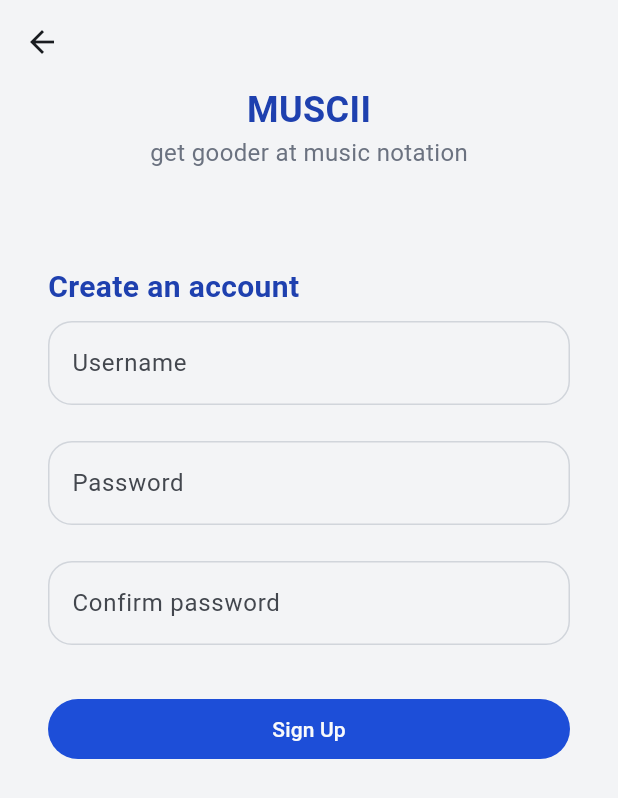
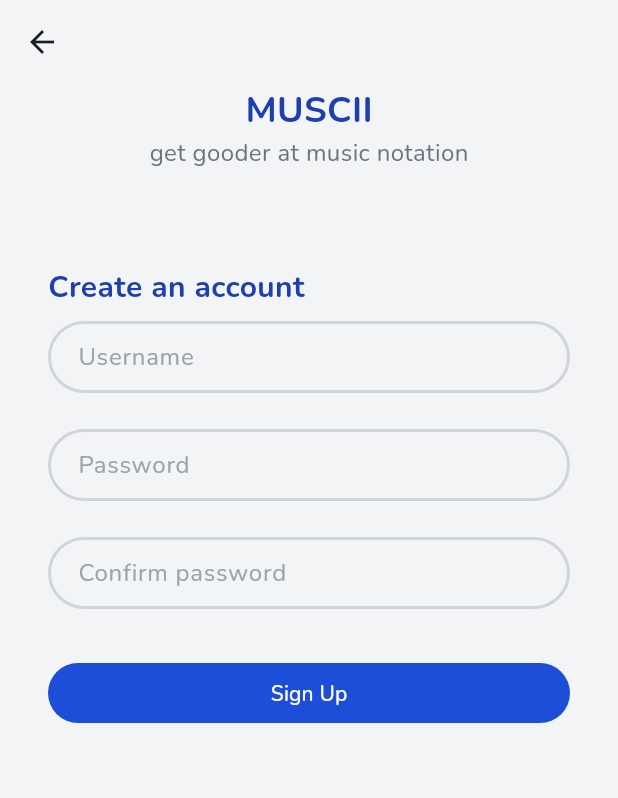
Before and after one commit to liamdoka/muscii, a Flutter app: the screen it shows after launch, after a tap on "Sign up", on a phone screen of 412 x 824 dp. Shown: the top 798 px of the screen. Run offline on Flutter 3.47's test engine with Material 3 defaults, Android fonts, the phone set to English and light mode, and no system bars; our stand-ins replace flutter_dotenv, flutter_riverpod, flutter_svg, freezed_annotation, google_fonts, riverpod_annotation; generated files the repository leaves out were written again; network calls fail.

Commit message:
add actual music stuff! yippiee

```diff
--- a/lib/components/muscii_scaffold.dart
+++ b/lib/components/muscii_scaffold.dart
@@ -24,7 +24,7 @@ class MusciiScaffold extends StatelessWidget {
           selected: selected ?? NavigationPages.home,
         ),
         body: Container(
-          color: primaryColor[100],
+          color: primaryColor[50],
           width: MediaQuery.of(context).size.width,
           height: MediaQuery.of(context).size.height,
           child: SingleChildScrollView(
--- a/lib/constants/styles.dart
+++ b/lib/constants/styles.dart
@@ -1,4 +1,5 @@
 import 'package:flutter/material.dart';
+import 'package:flutter/rendering.dart';
 
 Map<int, Color> primaryColor = {
     50: const Color(0xfff9fafb),
@@ -40,13 +41,17 @@ const headerTextStyle = TextStyle(
 );
 
 final textFieldStyle = InputDecoration(
+    contentPadding: const EdgeInsets.symmetric(horizontal: 16.0),
+    hintStyle: TextStyle(
+        color: primaryColor[400]
+    ),
     enabledBorder: OutlineInputBorder(
-        borderRadius: BorderRadius.circular(16.0),
-        borderSide: BorderSide(color: primaryColor[300]!)
+        borderRadius: BorderRadius.circular(9999.0),
+        borderSide: BorderSide(color: primaryColor[300]!, width: 2),
     ),
     focusedBorder: OutlineInputBorder(
-        borderRadius: BorderRadius.circular(16.0),
-        borderSide: BorderSide(color: accentColor[700]!)
+        borderRadius: BorderRadius.circular(9999.0),
+        borderSide: BorderSide(color: accentColor[700]!, width: 2)
     ),
 );
 
--- a/lib/game/answer_button_fat.dart
+++ b/lib/game/answer_button_fat.dart
@@ -62,7 +62,7 @@ class _AnswerButtonFatState extends State<AnswerButtonFat>
               height: fatButtonHeight,
               decoration: BoxDecoration(
                 borderRadius: BorderRadius.circular(16.0),
-                color: primaryColor[400],
+                color: primaryColor[300],
               ),
             ),
             GestureDetector(
@@ -81,7 +81,7 @@ class _AnswerButtonFatState extends State<AnswerButtonFat>
                       borderRadius: BorderRadius.circular(16.0),
                       border: Border.all(
                           width: 2,
-                          color: primaryColor[400]!
+                          color: primaryColor[300]!
                       ),
                   ),
                   child: Center(
--- a/lib/game/answer_button_long.dart
+++ b/lib/game/answer_button_long.dart
@@ -63,7 +63,7 @@ class _AnswerButtonLongState extends State<AnswerButtonLong>
             height: longButtonHeight,
             decoration: BoxDecoration(
               borderRadius: BorderRadius.circular(16.0),
-              color: primaryColor[400],
+              color: primaryColor[300],
             ),
           ),
           GestureDetector(
@@ -82,7 +82,7 @@ class _AnswerButtonLongState extends State<AnswerButtonLong>
                   borderRadius: BorderRadius.circular(16.0),
                   border: Border.all(
                       width: 2,
-                      color: primaryColor[400]!
+                      color: primaryColor[300]!
                   ),
                 ),
                 child: Center(
--- a/lib/home/home_page.dart
+++ b/lib/home/home_page.dart
@@ -3,6 +3,7 @@ import 'package:flutter_riverpod/flutter_riverpod.dart';
 import 'package:muscii/components/muscii_scaffold.dart';
 import 'package:muscii/constants/styles.dart';
 import 'package:muscii/game/game_page.dart';
+import 'package:muscii/game/test_game_page.dart';
 import 'package:muscii/home/setup_card.dart';
 import 'package:muscii/login/login_model.dart';
 import 'package:muscii/login/login_page.dart';
@@ -37,14 +38,13 @@ class HomePage extends ConsumerWidget {
             Text('Games',
               style: headerTextStyle.copyWith(color: primaryColor[950])
             ),
-            Container(
-              // color: accentColor[300],
-              child: Row(
+            const SizedBox(height: 12),
+            Row(
               children: [
                 SetupCard(title: 'Listening',
                   icon: Icons.spatial_audio,
                   onTap: () => Navigator.of(context).push(
-                        MaterialPageRoute(builder: (context) => const GamePage())
+                      MaterialPageRoute(builder: (context) => const TestGamePage())
                   ),
                 ),
                 const SizedBox(width: 16),
@@ -56,7 +56,6 @@ class HomePage extends ConsumerWidget {
                 ),
               ],
             ),
-            )
           ],
         ),
       )
--- a/lib/home/setup_card.dart
+++ b/lib/home/setup_card.dart
@@ -56,10 +56,10 @@ class _SetupCardState extends State<SetupCard> with SingleTickerProviderStateMix
         alignment: Alignment.center,
         children: [
           Container(
-            height: 24 + 92 + 20 + 24 + 8 + 6,
+            height: 24 + 92 + 20 + 24 + 8 + 4,
             decoration: BoxDecoration(
               borderRadius: BorderRadius.circular(16.0),
-              color: primaryColor[400],
+              color: primaryColor[300],
             ),
           ),
           GestureDetector(
@@ -78,7 +78,7 @@ class _SetupCardState extends State<SetupCard> with SingleTickerProviderStateMix
                   borderRadius: BorderRadius.circular(16.0),
                   border: Border.all(
                       width: 2,
-                      color: primaryColor[400]!
+                      color: primaryColor[300]!
                   ),
                 ),
                 child: Column(
--- a/lib/main.dart
+++ b/lib/main.dart
@@ -1,6 +1,7 @@
 import 'package:flutter/material.dart';
 import 'package:flutter_riverpod/flutter_riverpod.dart';
 import 'package:flutter_dotenv/flutter_dotenv.dart';
+import 'package:google_fonts/google_fonts.dart';
 import 'package:muscii/home/home_page.dart';
 
 void main() {
@@ -32,6 +33,8 @@ class MyApp extends StatelessWidget {
         //
         // This works for code too, not just values: Most code changes can be
         // tested with just a hot reload.
+
+        textTheme: GoogleFonts.nunitoTextTheme(),
         colorScheme: ColorScheme.fromSeed(seedColor: Colors.blue),
         useMaterial3: true,
       ),
--- a/pubspec.yaml
+++ b/pubspec.yaml
@@ -43,6 +43,8 @@ dependencies:
   flutter_riverpod: ^2.5.1
   shared_preferences: ^2.3.2
   flutter_dotenv: ^5.1.0
+  flutter_svg: ^2.0.10+1
+  google_fonts: ^6.2.1
 
 dev_dependencies:
   flutter_test:
@@ -74,6 +76,7 @@ flutter:
   # To add assets to your application, add an assets section, like this:
   assets:
     - .env
+    - lib/assets/c_maj/singles/a.svg
   #   - images/a_dot_burr.jpeg
   #   - images/a_dot_ham.jpeg
 
```
Also changed, not shown: lib/game/test_game_page.dart (added, +71 -0 lines), lib/assets/c_maj/singles/a.svg (added), lib/assets/test.svg (added), pubspec.lock. Lines whose indentation alone changed are shown as unchanged.
